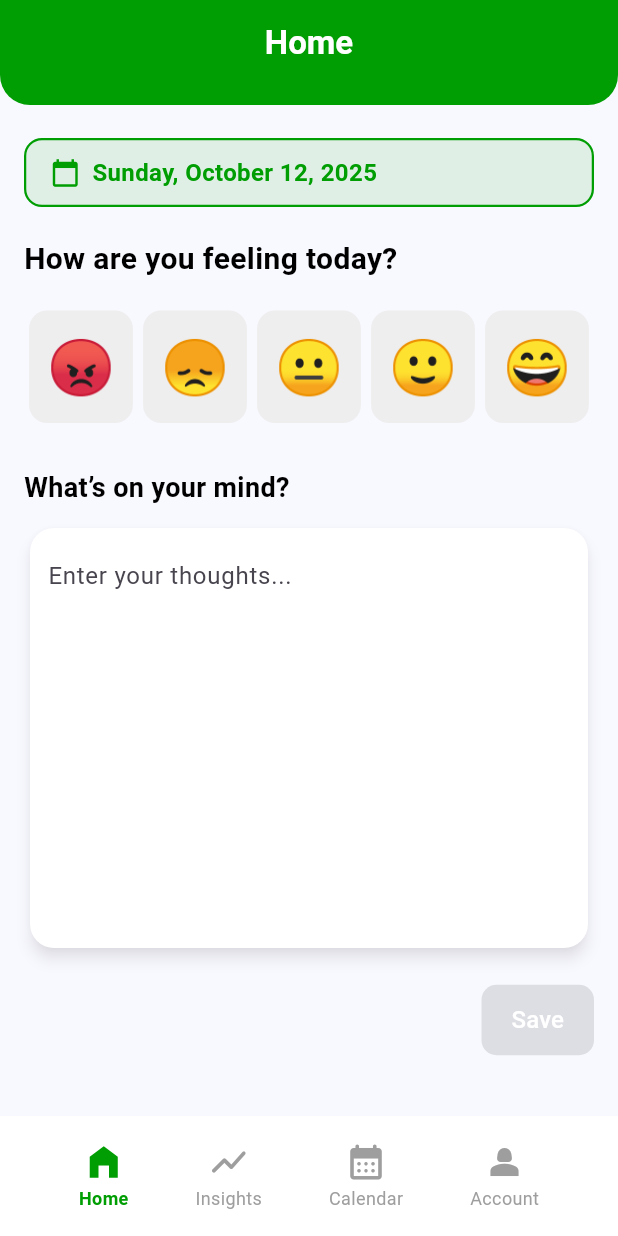
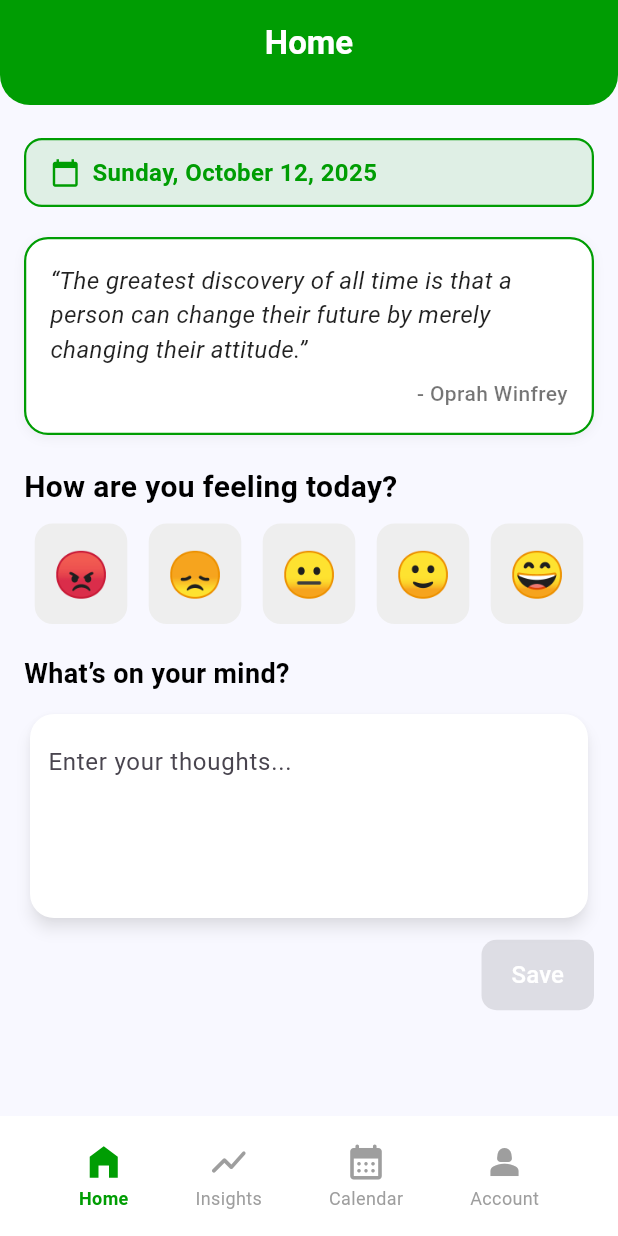
Before and after one commit to MoodCheck-Vitero/MoodCheck, a Flutter app: the screen it shows once a user with an empty profile is signed in, on a phone screen of 412 x 824 dp. Run offline on Flutter 3.47's test engine with Material 3 defaults, Android fonts, the light colour scheme and no system bars; our stand-ins replace supabase_flutter; accounts and stored records are empty.

Commit message:
Add files via upload

```diff
--- a/lib/screens/home_screen.dart
+++ b/lib/screens/home_screen.dart
@@ -22,13 +22,22 @@ class _HomeScreenState extends State<HomeScreen> {
   ];
 
   void saveData() {
-    String mood = selectedMood != null ? emojis[selectedMood!] : 'None';
-    String thoughts = _controller.text;
     ScaffoldMessenger.of(context).showSnackBar(
-      SnackBar(content: Text('Mood ($mood) saved!')),
+      SnackBar(
+        content: Row(
+          children: [
+            Icon(Icons.check_circle, color: Colors.white),
+            SizedBox(width: 12),
+            Expanded(child: Text('Your mood has been saved!', style: TextStyle(fontSize: 16))),
+          ],
+        ),
+        backgroundColor: Colors.green[600],
+        behavior: SnackBarBehavior.floating,
+        margin: EdgeInsets.all(16),
+        shape: RoundedRectangleBorder(borderRadius: BorderRadius.circular(12)),
+        duration: Duration(seconds: 3),
+      ),
     );
-    print('Mood: $mood');
-    print('Thoughts: $thoughts');
 
     setState(() {
       selectedMood = null;
@@ -99,6 +108,48 @@ class _HomeScreenState extends State<HomeScreen> {
                 ),
               ),
               const SizedBox(height: 20),
+              Container(
+                width: double.infinity,
+                padding: const EdgeInsets.all(16),
+                margin: const EdgeInsets.only(bottom: 20),
+                decoration: BoxDecoration(
+                  color: Colors.white,
+                  borderRadius: BorderRadius.circular(16),
+                  border: Border.all(color: const Color(0xff009d03), width: 1.5),
+                  boxShadow: [
+                    BoxShadow(
+                      color: Colors.black.withOpacity(0.05),
+                      blurRadius: 6,
+                      offset: const Offset(0, 2),
+                    ),
+                  ],
+                ),
+                child: Column(
+                  crossAxisAlignment: CrossAxisAlignment.start,
+                  children: const [
+                    Text(
+                      "“The greatest discovery of all time is that a person can change their future by merely changing their attitude.”",
+                      style: TextStyle(
+                        fontStyle: FontStyle.italic,
+                        fontSize: 16,
+                        color: Colors.black87,
+                      ),
+                    ),
+                    SizedBox(height: 8),
+                    Align(
+                      alignment: Alignment.bottomRight,
+                      child: Text(
+                        "- Oprah Winfrey",
+                        style: TextStyle(
+                          fontSize: 14,
+                          fontWeight: FontWeight.w500,
+                          color: Colors.black54,
+                        ),
+                      ),
+                    ),
+                  ],
+                ),
+              ),
 
               const Text(
                 "How are you feeling today?",
@@ -108,9 +159,8 @@ class _HomeScreenState extends State<HomeScreen> {
                   color: Colors.black,
                 ),
               ),
-              const SizedBox(height: 20),
+              const SizedBox(height: 10),
 
-              // Mood Selection
               Row(
                 mainAxisAlignment: MainAxisAlignment.spaceAround,
                 children: List.generate(emojis.length, (index) {
@@ -135,13 +185,13 @@ class _HomeScreenState extends State<HomeScreen> {
                       ),
                       child: Text(
                         emojis[index],
-                        style: const TextStyle(fontSize: 36),
+                        style: const TextStyle(fontSize: 30),
                       ),
                     ),
                   );
                 }),
               ),
-              const SizedBox(height: 30),
+              const SizedBox(height: 20),
 
               const Text(
                 "What’s on your mind?",
@@ -163,7 +213,7 @@ class _HomeScreenState extends State<HomeScreen> {
                   padding: const EdgeInsets.all(12),
                   child: TextField(
                     controller: _controller,
-                    maxLines: 10,
+                    maxLines: 4,
                     decoration: const InputDecoration(
                       hintText: "Enter your thoughts...",
                       border: InputBorder.none,
@@ -171,7 +221,7 @@ class _HomeScreenState extends State<HomeScreen> {
                   ),
                 ),
               ),
-              const SizedBox(height: 20),
+              const SizedBox(height: 10),
 
               Row(
                 mainAxisAlignment: MainAxisAlignment.end,
```
